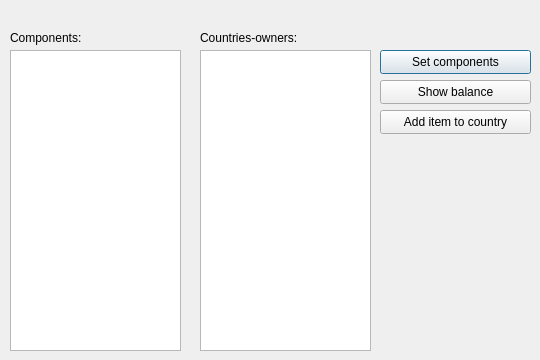
Old version of the form MyProject/infoitem.ui in the repository bkopanichuk/OOP_SecondTerm_Lab1-2-.
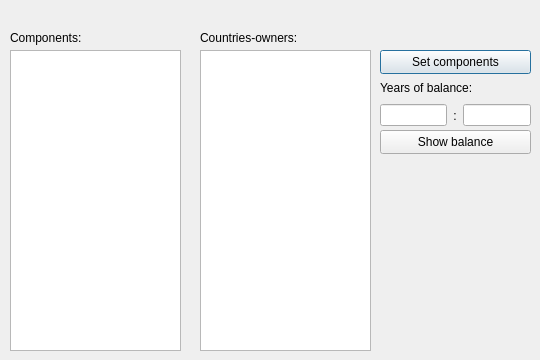
New version of the form.

```diff
--- a/MyProject/infoitem.ui
+++ b/MyProject/infoitem.ui
@@ -69,7 +69,7 @@
    <property name="geometry">
     <rect>
      <x>380</x>
-     <y>80</y>
+     <y>130</y>
      <width>151</width>
      <height>24</height>
     </rect>
@@ -78,19 +78,6 @@
     <string>Show balance</string>
    </property>
   </widget>
-  <widget class="QPushButton" name="pushButton_3">
-   <property name="geometry">
-    <rect>
-     <x>380</x>
-     <y>110</y>
-     <width>151</width>
-     <height>24</height>
-    </rect>
-   </property>
-   <property name="text">
-    <string>Add item to country</string>
-   </property>
-  </widget>
   <widget class="QListWidget" name="listWidget_2">
    <property name="geometry">
     <rect>
@@ -114,6 +101,47 @@
     <string>Countries-owners:</string>
    </property>
   </widget>
+  <widget class="QLabel" name="label_4">
+   <property name="geometry">
+    <rect>
+     <x>380</x>
+     <y>80</y>
+     <width>151</width>
+     <height>16</height>
+    </rect>
+   </property>
+   <property name="text">
+    <string>Years of balance:</string>
+   </property>
+  </widget>
+  <widget class="QWidget" name="horizontalLayoutWidget">
+   <property name="geometry">
+    <rect>
+     <x>380</x>
+     <y>100</y>
+     <width>151</width>
+     <height>31</height>
+    </rect>
+   </property>
+   <layout class="QHBoxLayout" name="horizontalLayout">
+    <item>
+     <widget class="QLineEdit" name="lineEdit"/>
+    </item>
+    <item>
+     <widget class="QLabel" name="label_5">
+      <property name="text">
+       <string>:</string>
+      </property>
+      <property name="alignment">
+       <set>Qt::AlignCenter</set>
+      </property>
+     </widget>
+    </item>
+    <item>
+     <widget class="QLineEdit" name="lineEdit_2"/>
+    </item>
+   </layout>
+  </widget>
  </widget>
  <resources/>
  <connections/>
```
